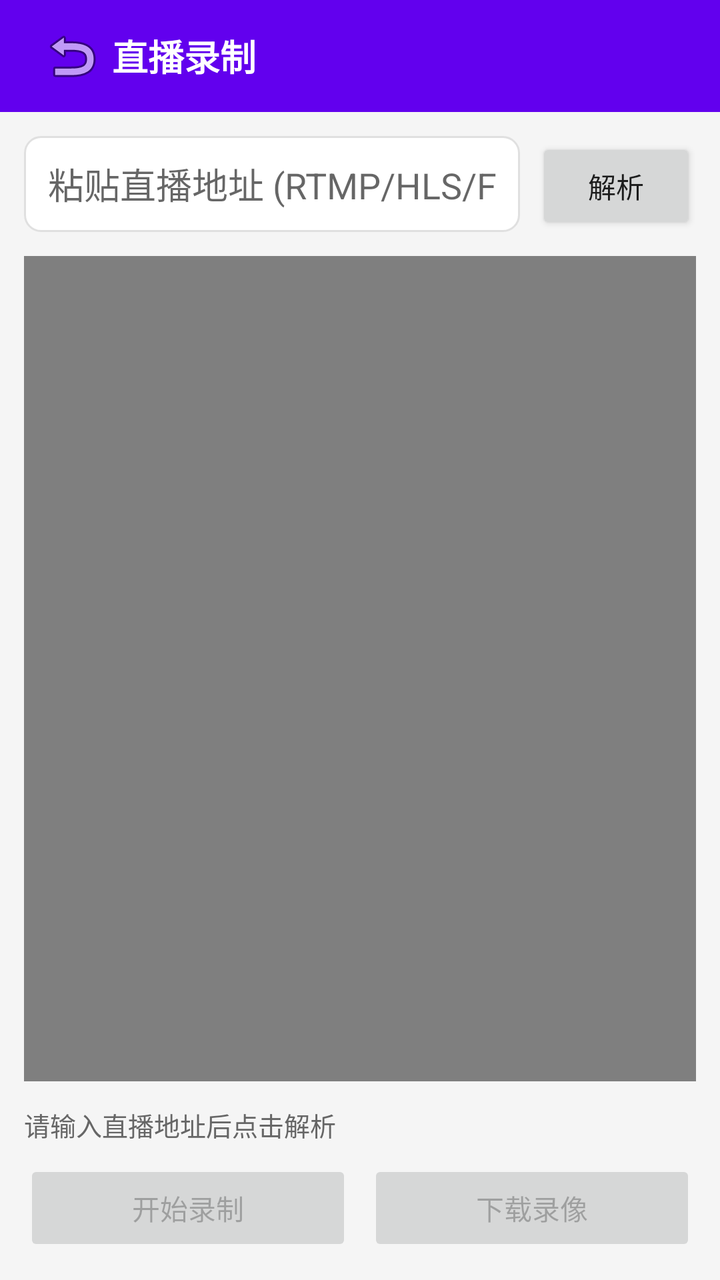
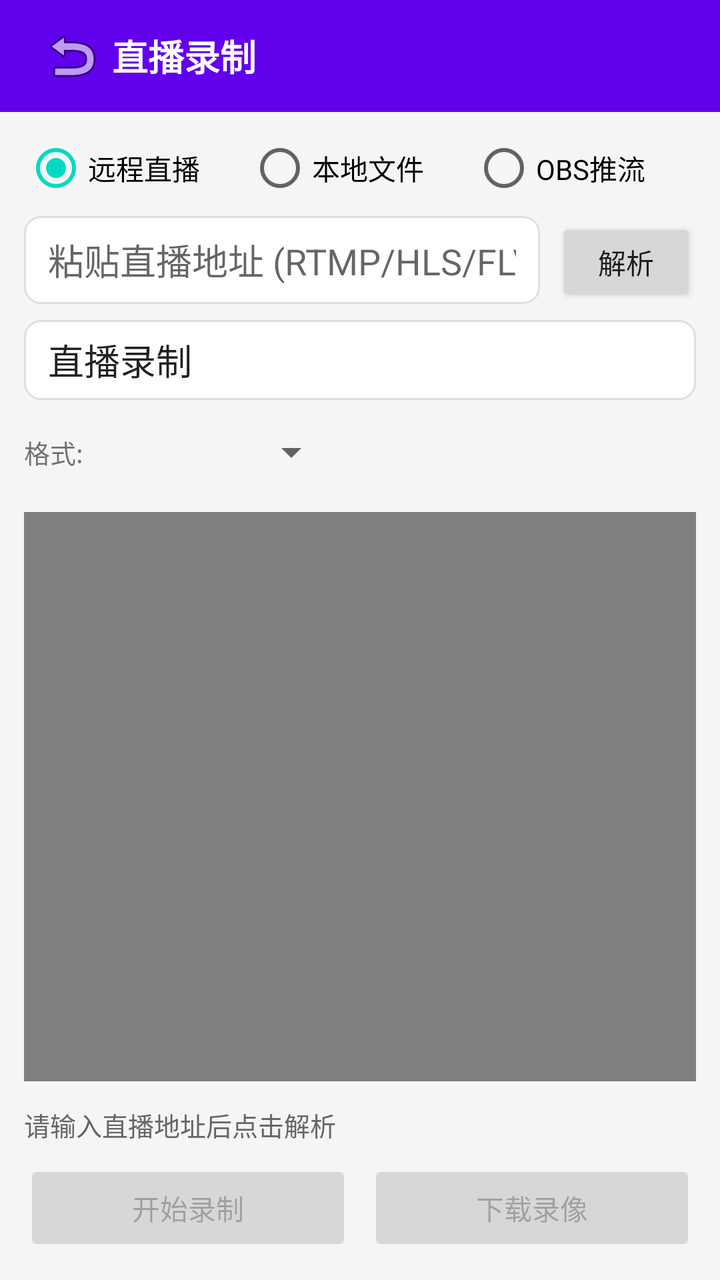

Compare the two renders of this Android layout. The source of the first and the diff that turns it into the second are given below.
<!-- AndroidManifest.xml: application theme AppTheme -->
<!-- res/layout/activity_live_download.xml -->
<?xml version="1.0" encoding="utf-8"?>
<LinearLayout xmlns:android="http://schemas.android.com/apk/res/android"
    android:layout_width="match_parent"
    android:layout_height="match_parent"
    android:orientation="vertical"
    android:background="#F5F5F5">

    
    <LinearLayout
        android:layout_width="match_parent"
        android:layout_height="56dp"
        android:background="#FF6200EE"
        android:gravity="center_vertical"
        android:paddingHorizontal="16dp">
        <ImageButton android:id="@+id/btn_back"
            android:layout_width="40dp" android:layout_height="40dp"
            android:src="@android:drawable/ic_menu_revert"
            android:background="?attr/selectableItemBackgroundBorderless"/>
        <TextView
            android:layout_width="0dp" android:layout_height="wrap_content"
            android:layout_weight="1" android:text="直播录制"
            android:textColor="#FFFFFF" android:textSize="18sp" android:textStyle="bold"/>
    </LinearLayout>

    
    <LinearLayout
        android:layout_width="match_parent"
        android:layout_height="wrap_content"
        android:orientation="horizontal"
        android:padding="12dp">
        <EditText android:id="@+id/et_url"
            android:layout_width="0dp" android:layout_height="48dp"
            android:layout_weight="1" android:hint="粘贴直播地址 (RTMP/HLS/FLV)"
            android:inputType="textUri" android:singleLine="true"
            android:background="@drawable/item_bg" android:paddingHorizontal="12dp"/>
        <Button android:id="@+id/btn_parse"
            android:layout_width="80dp" android:layout_height="48dp"
            android:text="解析" android:layout_marginStart="8dp"/>
    </LinearLayout>

    
    <FrameLayout
        android:layout_width="match_parent"
        android:layout_height="0dp"
        android:layout_weight="1"
        android:background="#000000"
        android:layout_marginHorizontal="12dp">
        <VideoView android:id="@+id/video_view"
            android:layout_width="match_parent"
            android:layout_height="match_parent"/>
    </FrameLayout>

    
    <LinearLayout
        android:layout_width="match_parent"
        android:layout_height="wrap_content"
        android:orientation="vertical"
        android:padding="12dp">

        <TextView android:id="@+id/tv_status"
            android:layout_width="match_parent"
            android:layout_height="wrap_content"
            android:text="请输入直播地址后点击解析"
            android:textSize="13sp" android:textColor="#666666"
            android:layout_marginBottom="8dp"/>

        <LinearLayout
            android:layout_width="match_parent"
            android:layout_height="wrap_content"
            android:orientation="horizontal">
            <Button android:id="@+id/btn_record"
                android:layout_width="0dp" android:layout_height="48dp"
                android:layout_weight="1" android:text="开始录制"
                android:enabled="false"/>
            <Button android:id="@+id/btn_download"
                android:layout_width="0dp" android:layout_height="48dp"
                android:layout_weight="1" android:text="下载录像"
                android:enabled="false" android:layout_marginStart="8dp"/>
        </LinearLayout>
    </LinearLayout>
</LinearLayout>
<!-- resources referenced by this layout -->
<resources>
  <!-- drawable item_bg (drawable) -->
  <?xml version="1.0" encoding="utf-8"?>
  <shape xmlns:android="http://schemas.android.com/apk/res/android"
      android:shape="rectangle">
      <solid android:color="#FFFFFF"/>
      <corners android:radius="8dp"/>
      <stroke android:width="1dp" android:color="#E0E0E0"/>
  </shape>
  <style name="AppTheme" parent="Theme.AppCompat.Light.NoActionBar">
          <item name="colorPrimary">#FF6200EE</item>
          <item name="colorPrimaryDark">#FF3700B3</item>
          <item name="colorAccent">#FF03DAC5</item>
      </style>
</resources>

<!-- the commit's change to res/layout/activity_live_download.xml (unified diff, before → after) -->
@@ -26,16 +26,60 @@
     <LinearLayout
         android:layout_width="match_parent"
         android:layout_height="wrap_content"
-        android:orientation="horizontal"
+        android:orientation="vertical"
         android:padding="12dp">
-        <EditText android:id="@+id/et_url"
-            android:layout_width="0dp" android:layout_height="48dp"
-            android:layout_weight="1" android:hint="粘贴直播地址 (RTMP/HLS/FLV)"
-            android:inputType="textUri" android:singleLine="true"
-            android:background="@drawable/item_bg" android:paddingHorizontal="12dp"/>
-        <Button android:id="@+id/btn_parse"
-            android:layout_width="80dp" android:layout_height="48dp"
-            android:text="解析" android:layout_marginStart="8dp"/>
+
+        
+        <RadioGroup android:id="@+id/rg_live_type"
+            android:layout_width="match_parent"
+            android:layout_height="wrap_content"
+            android:orientation="horizontal">
+            <RadioButton android:id="@+id/rb_remote"
+                android:layout_width="0dp" android:layout_height="wrap_content"
+                android:layout_weight="1" android:text="远程直播" android:checked="true"/>
+            <RadioButton android:id="@+id/rb_local"
+                android:layout_width="0dp" android:layout_height="wrap_content"
+                android:layout_weight="1" android:text="本地文件"/>
+            <RadioButton android:id="@+id/rb_obs"
+                android:layout_width="0dp" android:layout_height="wrap_content"
+                android:layout_weight="1" android:text="OBS推流"/>
+        </RadioGroup>
+
+        <LinearLayout
+            android:layout_width="match_parent"
+            android:layout_height="wrap_content"
+            android:orientation="horizontal"
+            android:layout_marginTop="8dp">
+            <EditText android:id="@+id/et_url"
+                android:layout_width="0dp" android:layout_height="44dp"
+                android:layout_weight="1" android:hint="粘贴直播地址 (RTMP/HLS/FLV)"
+                android:inputType="textUri" android:singleLine="true"
+                android:background="@drawable/item_bg" android:paddingHorizontal="12dp"/>
+            <Button android:id="@+id/btn_parse"
+                android:layout_width="70dp" android:layout_height="44dp"
+                android:text="解析" android:layout_marginStart="8dp"/>
+        </LinearLayout>
+
+        
+        <EditText android:id="@+id/et_video_name"
+            android:layout_width="match_parent" android:layout_height="40dp"
+            android:hint="视频名称" android:text="直播录制"
+            android:background="@drawable/item_bg" android:paddingHorizontal="12dp"
+            android:layout_marginTop="8dp"/>
+
+        
+        <LinearLayout
+            android:layout_width="match_parent"
+            android:layout_height="wrap_content"
+            android:orientation="horizontal"
+            android:gravity="center_vertical"
+            android:layout_marginTop="8dp">
+            <TextView android:layout_width="wrap_content" android:layout_height="wrap_content"
+                android:text="格式:" android:textSize="13sp"/>
+            <Spinner android:id="@+id/sp_record_format"
+                android:layout_width="120dp" android:layout_height="36dp"
+                android:layout_marginStart="8dp"/>
+        </LinearLayout>
     </LinearLayout>
 
     
